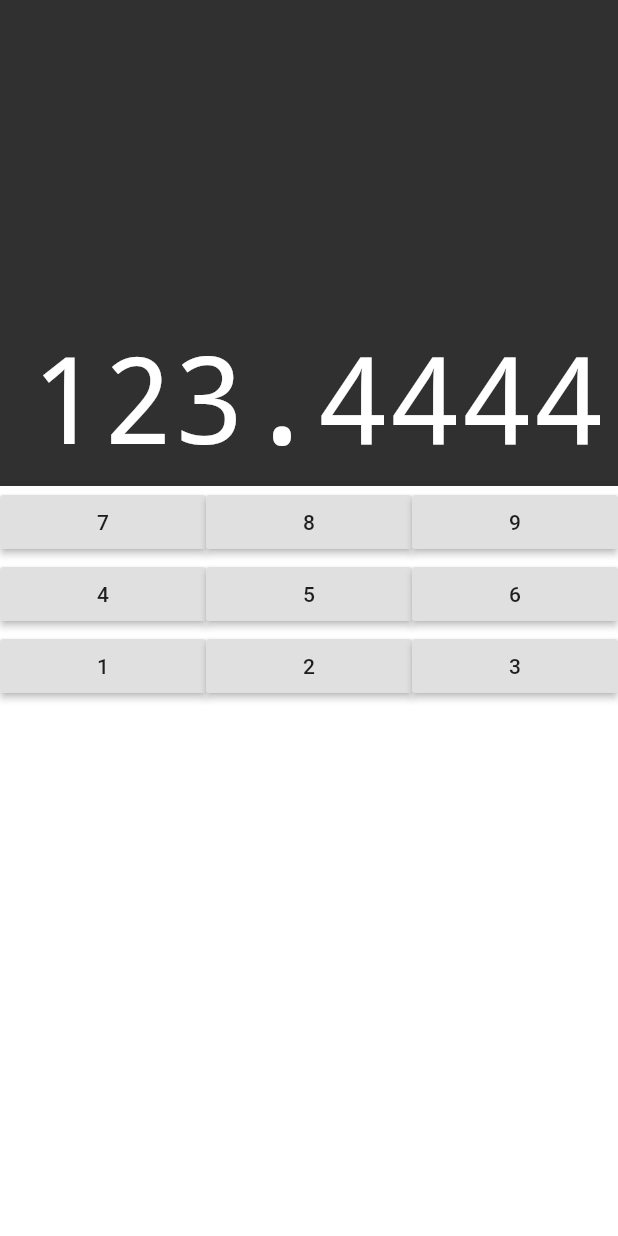
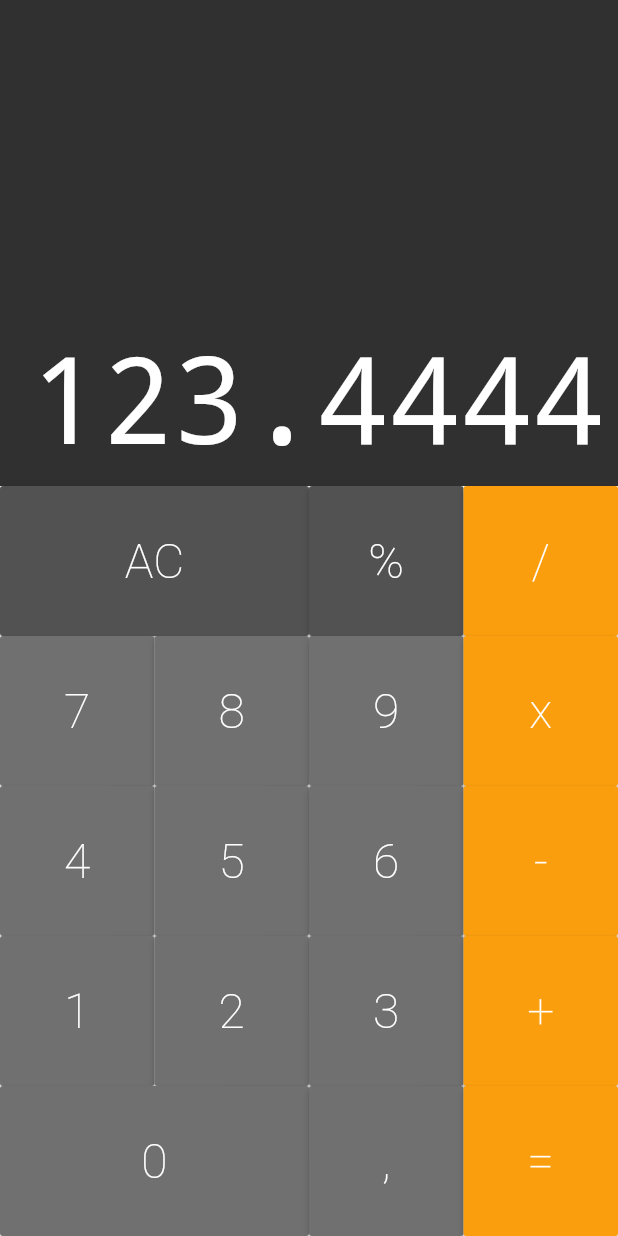
Before and after one commit to velosobr/flutter-zero-to-hero, a Flutter app: the screen it shows after launch, on a phone screen of 412 x 824 dp. Run offline on Flutter 3.47's test engine with Material 2 defaults, Android fonts, the phone set to English and light mode, and no system bars; drawn by our look-alikes of auto_size_text.

Commit message:
implementaçao dos botoes e dos estilos

```diff
--- a/calculator/lib/components/button.dart
+++ b/calculator/lib/components/button.dart
@@ -1,17 +1,46 @@
 import 'package:flutter/material.dart';
 
 class Button extends StatelessWidget {
+  static const DARK = Color.fromRGBO(82, 82, 82, 1);
+  static const DEFAULT = Color.fromRGBO(112, 112, 112, 1);
+  static const OPERATION = Color.fromRGBO(250, 158, 13, 1);
+
   final String text;
+  final bool big;
+  final Color color;
+  final void Function(String) callback;
 
-  Button({@required this.text});
+  Button({
+    @required this.text,
+    this.big = false,
+    this.color = DEFAULT,
+    @required this.callback,
+  });
+  Button.big({
+    @required this.text,
+    this.big = true,
+    this.color = DEFAULT,
+    @required this.callback,
+  });
+  Button.operation({
+    @required this.text,
+    this.big = false,
+    this.color = OPERATION,
+    @required this.callback,
+  });
 
   @override
   Widget build(BuildContext context) {
     return Expanded(
-      flex: 1,
+      flex: big ? 2 : 1,
       child: RaisedButton(
-        child: Text(text),
-        onPressed: () {},
+        color: color,
+        child: Text(
+          text,
+          style: TextStyle(
+              color: Colors.white, fontSize: 32, fontWeight: FontWeight.w200),
+        ),
+        onPressed: () => callback(text),
       ),
     );
   }
--- a/calculator/lib/components/button_row.dart
+++ b/calculator/lib/components/button_row.dart
@@ -8,8 +8,13 @@ class ButtonRow extends StatelessWidget {
 
   @override
   Widget build(BuildContext context) {
-    return Row(
-      children: buttons,
+    return Expanded(
+      flex: 1,
+      child: Row(
+        crossAxisAlignment: CrossAxisAlignment.stretch,
+        children: buttons,
+      ),
+
     );
   }
 }
--- a/calculator/lib/components/keyboard.dart
+++ b/calculator/lib/components/keyboard.dart
@@ -3,6 +3,9 @@ import 'button_row.dart';
 import 'button.dart';
 
 class Keyboard extends StatelessWidget {
+  final void Function(String) cb;
+
+  Keyboard(this.cb);
   @override
   Widget build(BuildContext context) {
     return Container(
@@ -10,19 +13,88 @@ class Keyboard extends StatelessWidget {
       child: Column(
         children: <Widget>[
           ButtonRow([
-            Button(text: '7'),
-            Button(text: '8'),
-            Button(text: '9'),
+            Button.big(
+              text: 'AC',
+              color: Button.DARK,
+              callback: cb,
+            ),
+            Button(
+              text: '%',
+              color: Button.DARK,
+              callback: cb,
+            ),
+            Button.operation(
+              text: '/',
+              callback: cb,
+            ),
           ]),
           ButtonRow([
-            Button(text: '4'),
-            Button(text: '5'),
-            Button(text: '6'),
+            Button(
+              text: '7',
+              callback: cb,
+            ),
+            Button(
+              text: '8',
+              callback: cb,
+            ),
+            Button(
+              text: '9',
+              callback: cb,
+            ),
+            Button.operation(
+              text: 'x',
+              callback: cb,
+            ),
           ]),
           ButtonRow([
-            Button(text: '1'),
-            Button(text: '2'),
-            Button(text: '3'),
+            Button(
+              text: '4',
+              callback: cb,
+            ),
+            Button(
+              text: '5',
+              callback: cb,
+            ),
+            Button(
+              text: '6',
+              callback: cb,
+            ),
+            Button.operation(
+              text: '-',
+              callback: cb,
+            ),
+          ]),
+          ButtonRow([
+            Button(
+              text: '1',
+              callback: cb,
+            ),
+            Button(
+              text: '2',
+              callback: cb,
+            ),
+            Button(
+              text: '3',
+              callback: cb,
+            ),
+            Button.operation(
+              text: '+',
+              callback: cb,
+            ),
+          ]),
+          ButtonRow([
+            Button.big(
+              text: '0',
+              callback: cb,
+            ),
+            Button(
+              text: ',',
+              callback: cb,
+            ),
+            Button.operation(
+              text: '=',
+              callback: cb,
+            ),
           ])
         ],
       ),
--- a/calculator/lib/screens/calculator.dart
+++ b/calculator/lib/screens/calculator.dart
@@ -3,13 +3,17 @@ import '../components/display.dart';
 import '../components/keyboard.dart';
 
 class Calculator extends StatelessWidget {
+  _onPressed(String text) {
+    print(text);
+  }
+
   @override
   Widget build(BuildContext context) {
     return MaterialApp(
       home: Column(
         children: <Widget>[
           Display('123.4444'),
-          Keyboard(),
+          Keyboard(_onPressed),
         ],
       ),
     );
```
